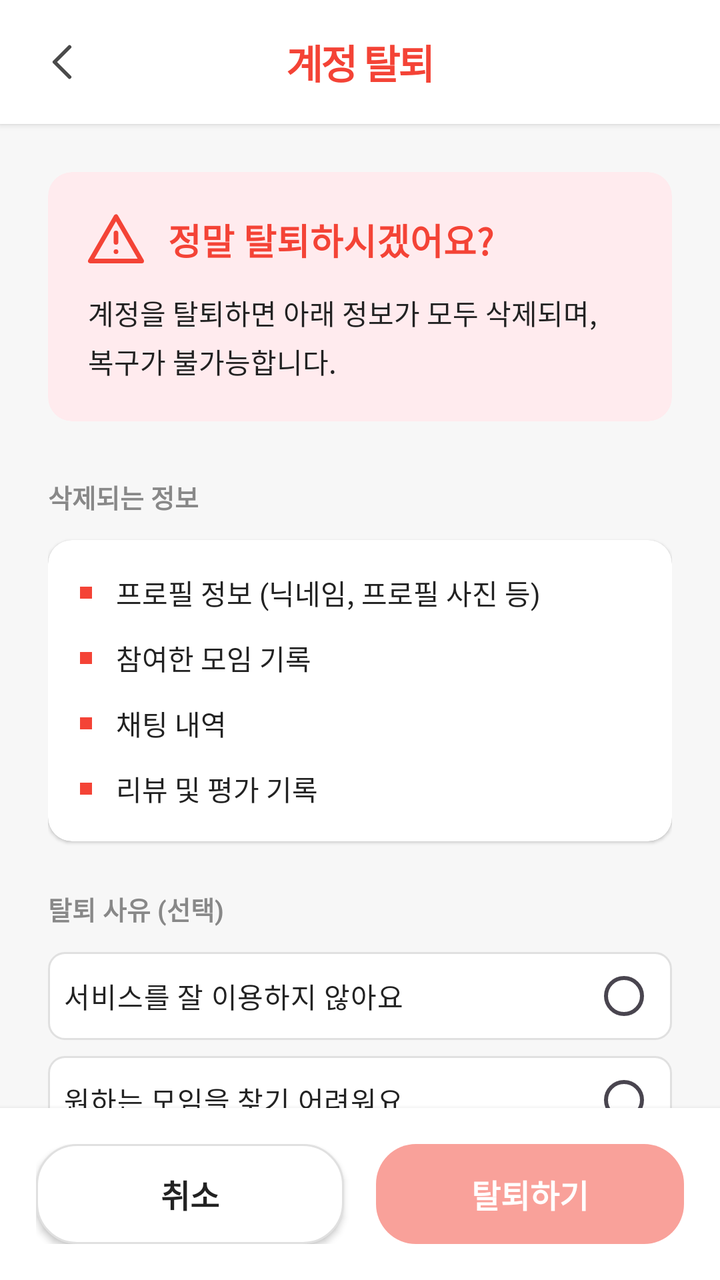
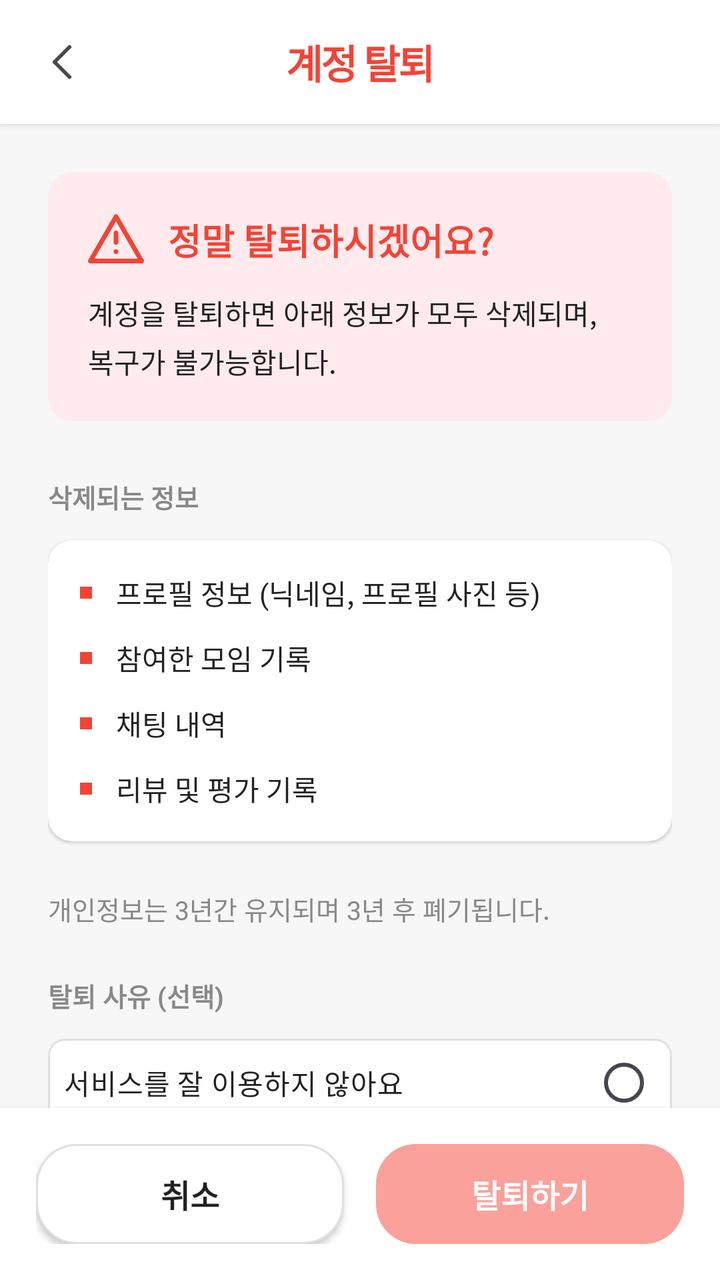

Two renders of the same Android screen: before a commit and after it. Below are the layout's source before the change and the commit's diff.
<!-- AndroidManifest.xml: application theme Theme.Honbabapp -->
<!-- res/layout/page_profile_delete_account.xml -->
<?xml version="1.0" encoding="utf-8"?>
<LinearLayout xmlns:android="http://schemas.android.com/apk/res/android"
    xmlns:app="http://schemas.android.com/apk/res-auto"
    android:layout_width="match_parent"
    android:layout_height="match_parent"
    android:orientation="vertical"
    android:background="@color/bg_200">

    
    <LinearLayout
        android:layout_width="match_parent"
        android:layout_height="wrap_content"
        android:orientation="horizontal"
        android:gravity="center_vertical"
        android:padding="16dp"
        android:background="@color/bg_100"
        android:elevation="2dp">

        <ImageButton
            android:id="@+id/btn_back"
            android:layout_width="30dp"
            android:layout_height="30dp"
            android:src="@drawable/ic_arrow_back"
            android:scaleType="centerCrop"
            android:background="@color/white"
            android:layout_marginEnd="12dp" />

        <TextView
            android:layout_width="0dp"
            android:layout_height="wrap_content"
            android:layout_weight="1"
            android:text="계정 탈퇴"
            android:textColor="@color/error_red"
            android:textSize="20sp"
            android:textStyle="bold"
            android:gravity="center"
            android:letterSpacing="-0.05"
            android:layout_marginEnd="42dp"/>

    </LinearLayout>

    <ScrollView
        android:layout_width="match_parent"
        android:layout_height="0dp"
        android:layout_weight="1"
        android:fillViewport="true"
        android:scrollbars="none">

        <LinearLayout
            android:layout_width="match_parent"
            android:layout_height="wrap_content"
            android:orientation="vertical"
            android:padding="24dp">

            
            <androidx.cardview.widget.CardView
                android:layout_width="match_parent"
                android:layout_height="wrap_content"
                android:layout_marginBottom="28dp"
                app:cardCornerRadius="12dp"
                app:cardElevation="0dp"
                app:cardBackgroundColor="#FFEBEE">

                <LinearLayout
                    android:layout_width="match_parent"
                    android:layout_height="wrap_content"
                    android:orientation="vertical"
                    android:padding="20dp">

                    <LinearLayout
                        android:layout_width="match_parent"
                        android:layout_height="wrap_content"
                        android:orientation="horizontal"
                        android:gravity="center_vertical"
                        android:layout_marginBottom="12dp">

                        <ImageView
                            android:layout_width="28dp"
                            android:layout_height="28dp"
                            android:src="@drawable/ic_warning"
                            app:tint="@color/error_red"
                            android:layout_marginEnd="12dp" />

                        <TextView
                            android:layout_width="wrap_content"
                            android:layout_height="wrap_content"
                            android:text="정말 탈퇴하시겠어요?"
                            android:textColor="@color/error_red"
                            android:textSize="18sp"
                            android:textStyle="bold" />

                    </LinearLayout>

                    <TextView
                        android:layout_width="match_parent"
                        android:layout_height="wrap_content"
                        android:text="계정을 탈퇴하면 아래 정보가 모두 삭제되며,\n복구가 불가능합니다."
                        android:textColor="@color/text_100"
                        android:textSize="14sp"
                        android:lineSpacingExtra="4dp" />

                </LinearLayout>

            </androidx.cardview.widget.CardView>

            
            <TextView
                android:layout_width="wrap_content"
                android:layout_height="wrap_content"
                android:text="삭제되는 정보"
                android:textColor="@color/text_200"
                android:textSize="13sp"
                android:textStyle="bold"
                android:layout_marginBottom="12dp" />

            <androidx.cardview.widget.CardView
                android:layout_width="match_parent"
                android:layout_height="wrap_content"
                android:layout_marginBottom="24dp"
                app:cardCornerRadius="12dp"
                app:cardElevation="1dp"
                app:cardBackgroundColor="@color/bg_100">

                <LinearLayout
                    android:layout_width="match_parent"
                    android:layout_height="wrap_content"
                    android:orientation="vertical"
                    android:padding="16dp">

                    
                    <LinearLayout
                        android:layout_width="match_parent"
                        android:layout_height="wrap_content"
                        android:orientation="horizontal"
                        android:gravity="center_vertical"
                        android:layout_marginBottom="12dp">

                        <View
                            android:layout_width="6dp"
                            android:layout_height="6dp"
                            android:background="@color/error_red"
                            android:layout_marginEnd="12dp" />

                        <TextView
                            android:layout_width="wrap_content"
                            android:layout_height="wrap_content"
                            android:text="프로필 정보 (닉네임, 프로필 사진 등)"
                            android:textColor="@color/text_100"
                            android:textSize="14sp" />

                    </LinearLayout>

                    
                    <LinearLayout
                        android:layout_width="match_parent"
                        android:layout_height="wrap_content"
                        android:orientation="horizontal"
                        android:gravity="center_vertical"
                        android:layout_marginBottom="12dp">

                        <View
                            android:layout_width="6dp"
                            android:layout_height="6dp"
                            android:background="@color/error_red"
                            android:layout_marginEnd="12dp" />

                        <TextView
                            android:layout_width="wrap_content"
                            android:layout_height="wrap_content"
                            android:text="참여한 모임 기록"
                            android:textColor="@color/text_100"
                            android:textSize="14sp" />

                    </LinearLayout>

                    
                    <LinearLayout
                        android:layout_width="match_parent"
                        android:layout_height="wrap_content"
                        android:orientation="horizontal"
                        android:gravity="center_vertical"
                        android:layout_marginBottom="12dp">

                        <View
                            android:layout_width="6dp"
                            android:layout_height="6dp"
                            android:background="@color/error_red"
                            android:layout_marginEnd="12dp" />

                        <TextView
                            android:layout_width="wrap_content"
                            android:layout_height="wrap_content"
                            android:text="채팅 내역"
                            android:textColor="@color/text_100"
                            android:textSize="14sp" />

                    </LinearLayout>

                    
                    <LinearLayout
                        android:layout_width="match_parent"
                        android:layout_height="wrap_content"
                        android:orientation="horizontal"
                        android:gravity="center_vertical">

                        <View
                            android:layout_width="6dp"
                            android:layout_height="6dp"
                            android:background="@color/error_red"
                            android:layout_marginEnd="12dp" />

                        <TextView
                            android:layout_width="wrap_content"
                            android:layout_height="wrap_content"
                            android:text="리뷰 및 평가 기록"
                            android:textColor="@color/text_100"
                            android:textSize="14sp" />

                    </LinearLayout>

                </LinearLayout>

            </androidx.cardview.widget.CardView>

            
            <TextView
                android:layout_width="wrap_content"
                android:layout_height="wrap_content"
                android:text="탈퇴 사유 (선택)"
                android:textColor="@color/text_200"
                android:textSize="13sp"
                android:textStyle="bold"
                android:layout_marginBottom="12dp" />

            <RadioGroup
                android:id="@+id/radio_group_reason"
                android:layout_width="match_parent"
                android:layout_height="wrap_content"
                android:layout_marginBottom="16dp">

                <RadioButton
                    android:id="@+id/radio_reason_1"
                    android:layout_width="match_parent"
                    android:layout_height="44dp"
                    android:text="서비스를 잘 이용하지 않아요"
                    android:textColor="@color/text_100"
                    android:textSize="14sp"
                    android:padding="8dp"
                    android:background="@drawable/radiobutton_category_background"
                    android:button="@null"
                    android:drawableEnd="?android:attr/listChoiceIndicatorSingle"
                    android:layout_marginBottom="8dp" />

                <RadioButton
                    android:id="@+id/radio_reason_2"
                    android:layout_width="match_parent"
                    android:layout_height="44dp"
                    android:text="원하는 모임을 찾기 어려워요"
                    android:textColor="@color/text_100"
                    android:textSize="14sp"
                    android:padding="8dp"
                    android:background="@drawable/radiobutton_category_background"
                    android:button="@null"
                    android:drawableEnd="?android:attr/listChoiceIndicatorSingle"
                    android:layout_marginBottom="8dp" />

                <RadioButton
                    android:id="@+id/radio_reason_3"
                    android:layout_width="match_parent"
                    android:layout_height="44dp"
                    android:text="앱 사용이 불편해요"
                    android:textColor="@color/text_100"
                    android:textSize="14sp"
                    android:padding="8dp"
                    android:background="@drawable/radiobutton_category_background"
                    android:button="@null"
                    android:drawableEnd="?android:attr/listChoiceIndicatorSingle"
                    android:layout_marginBottom="8dp" />

                <RadioButton
                    android:id="@+id/radio_reason_4"
                    android:layout_width="match_parent"
                    android:layout_height="44dp"
                    android:text="기타"
                    android:textColor="@color/text_100"
                    android:textSize="14sp"
                    android:padding="8dp"
                    android:background="@drawable/radiobutton_category_background"
                    android:button="@null"
                    android:drawableEnd="?android:attr/listChoiceIndicatorSingle" />

            </RadioGroup>

            
            <EditText
                android:id="@+id/et_other_reason"
                android:layout_width="match_parent"
                android:layout_height="80dp"
                android:hint="탈퇴 사유를 입력해 주세요 (선택)"
                android:textColorHint="@color/text_200"
                android:textColor="@color/text_100"
                android:textSize="14sp"
                android:background="@drawable/edittext_background"
                android:paddingHorizontal="16dp"
                android:paddingVertical="12dp"
                android:gravity="top"
                android:inputType="textMultiLine"
                android:maxLength="200"
                android:visibility="gone"
                android:layout_marginBottom="24dp" />

            
            <LinearLayout
                android:layout_width="match_parent"
                android:layout_height="wrap_content"
                android:orientation="horizontal"
                android:gravity="center_vertical"
                android:layout_marginBottom="16dp">

                <CheckBox
                    android:id="@+id/checkbox_agree"
                    android:layout_width="24dp"
                    android:layout_height="24dp"
                    android:layout_marginEnd="12dp"
                    android:button="@null"
                    android:background="@drawable/checkbox_background" />

                <TextView
                    android:layout_width="wrap_content"
                    android:layout_height="wrap_content"
                    android:text="위 내용을 확인했으며, 탈퇴에 동의합니다."
                    android:textColor="@color/text_100"
                    android:textSize="14sp" />

            </LinearLayout>

        </LinearLayout>

    </ScrollView>

    
    <LinearLayout
        android:layout_width="match_parent"
        android:layout_height="wrap_content"
        android:background="@color/bg_100"
        android:padding="18dp"
        android:orientation="horizontal"
        android:elevation="4dp">

        <Button
            android:id="@+id/btn_cancel"
            android:layout_width="0dp"
            android:layout_height="50dp"
            android:layout_weight="1"
            android:text="취소"
            android:textColor="@color/text_100"
            android:textSize="16sp"
            android:textStyle="bold"
            android:background="@drawable/button_outline_background"
            android:layout_marginEnd="8dp"/>

        <Button
            android:id="@+id/btn_delete_account"
            android:layout_width="0dp"
            android:layout_height="50dp"
            android:layout_weight="1"
            android:text="탈퇴하기"
            android:textColor="@color/white"
            android:textSize="16sp"
            android:textStyle="bold"
            android:background="@drawable/button_danger_background"
            android:enabled="false"
            android:alpha="0.5"
            android:layout_marginStart="8dp"/>

    </LinearLayout>

</LinearLayout>
<!-- resources referenced by this layout -->
<resources>
  <color name="bg_100">#FFFFFF</color>
  <color name="bg_200">#F7F7F7</color>
  <color name="error_red">#F44336</color>
  <color name="text_100">#222222</color>
  <color name="text_200">#888888</color>
  <color name="white">#FFFFFFFF</color>
  <!-- drawable button_danger_background (drawable) -->
  <?xml version="1.0" encoding="utf-8"?>
  <selector xmlns:android="http://schemas.android.com/apk/res/android">
  
      
      <item android:state_pressed="true">
          <shape android:shape="rectangle">
              <solid android:color="#D32F2F" />
              <corners android:radius="20dp" />
          </shape>
      </item>
  
      
      <item>
          <shape android:shape="rectangle">
              <solid android:color="@color/error_red" />
              <corners android:radius="20dp" />
          </shape>
      </item>
  
  </selector>
  <!-- drawable button_outline_background (drawable) -->
  <?xml version="1.0" encoding="utf-8"?>
  <selector xmlns:android="http://schemas.android.com/apk/res/android">
  
      
      <item android:state_pressed="true">
          <shape android:shape="rectangle">
              <solid android:color="@color/bg_200" />
              <stroke
                  android:width="1dp"
                  android:color="@color/border_100" />
              <corners android:radius="20dp" />
          </shape>
      </item>
  
      
      <item>
          <shape android:shape="rectangle">
              <solid android:color="@color/bg_100" />
              <stroke
                  android:width="1dp"
                  android:color="@color/border_100" />
              <corners android:radius="20dp" />
          </shape>
      </item>
  
  </selector>
  <!-- drawable edittext_background (drawable) -->
  <?xml version="1.0" encoding="utf-8"?>
  <selector xmlns:android="http://schemas.android.com/apk/res/android">
  
  
      <item android:state_focused="true">
          <shape android:shape="rectangle">
              <solid android:color="@color/bg_100"/>
              <corners android:radius="8dp"/>
              <stroke
                  android:width="2dp"
                  android:color="@color/primary_100"/>
          </shape>
      </item>
  
  
      <item>
          <shape android:shape="rectangle">
              <solid android:color="@color/bg_100"/>
              <corners android:radius="8dp"/>
              <stroke
                  android:width="1dp"
                  android:color="@color/border_100"/>
          </shape>
      </item>
  
  </selector>
  <!-- drawable ic_arrow_back (drawable) -->
  <vector xmlns:android="http://schemas.android.com/apk/res/android"
      android:width="24dp"
      android:height="24dp"
      android:viewportWidth="24"
      android:viewportHeight="24">
  
    <path
        android:pathData="M15,18L9,12L15,6"
        android:strokeColor="#4A4A4A"
        android:strokeWidth="1.5"
        android:strokeLineCap="round"
        android:strokeLineJoin="round"
        android:fillColor="@android:color/transparent"/>
  </vector>
  <style name="Theme.Honbabapp" parent="Base.Theme.Honbabapp">
          <item name="android:windowIsTranslucent">true</item>
      </style>
  <color name="border_100">#E0E0E0</color>
  <color name="primary_100">#FF8A30</color>
  <color name="primary_200">#FF6F0F</color>
  <color name="accent_100">#00C7AE</color>
  <color name="accent_200">#2B2B2B</color>
  <!-- unchanged entries left out for length: 4 -->
</resources>

<!-- the commit's change to res/layout/page_profile_delete_account.xml (unified diff, before → after) -->
@@ -221,6 +221,16 @@
                 </LinearLayout>
 
             </androidx.cardview.widget.CardView>
+
+            
+            <TextView
+                android:layout_width="match_parent"
+                android:layout_height="wrap_content"
+                android:layout_marginBottom="24dp"
+                android:text="개인정보는 3년간 유지되며 3년 후 폐기됩니다."
+                android:textColor="@color/text_200"
+                android:textSize="13sp"
+                android:lineSpacingExtra="4dp" />
 
             
             <TextView
